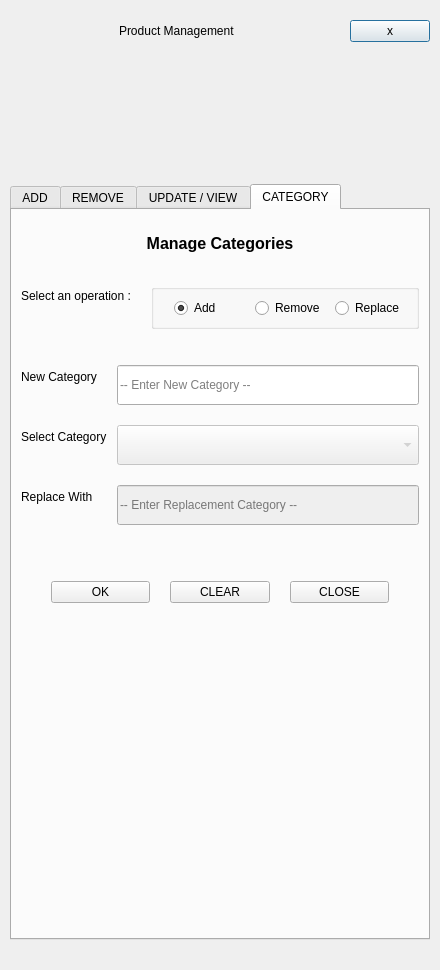
Qt form Project/ui/product_menu.ui (Selvam-T/POS) before a commit.
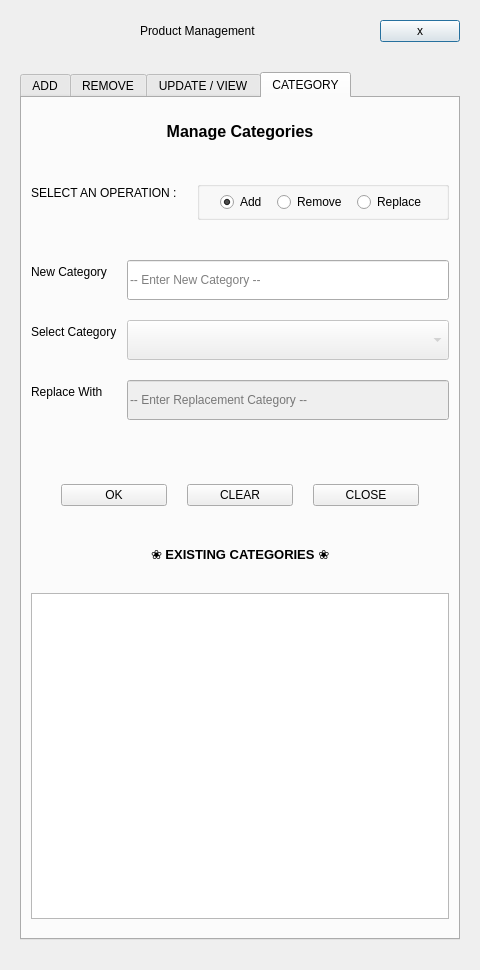
The same form after that commit. The open tabs and pages were chosen to show the change.

Commit message: feat(product-menu): use fixed sizing and add category overview grid

```diff
--- a/Project/ui/product_menu.ui
+++ b/Project/ui/product_menu.ui
@@ -21,13 +21,13 @@
     <number>10</number>
    </property>
    <property name="leftMargin">
-    <number>10</number>
+    <number>20</number>
    </property>
    <property name="topMargin">
     <number>20</number>
    </property>
    <property name="rightMargin">
-    <number>10</number>
+    <number>20</number>
    </property>
    <property name="bottomMargin">
     <number>30</number>
@@ -37,7 +37,10 @@
      <property name="frameShape">
       <enum>QFrame::NoFrame</enum>
      </property>
-     <layout class="QHBoxLayout" name="customTitleLayout">
+     <layout class="QHBoxLayout" name="customTitleLayout" stretch="0,0,0,0">
+      <property name="spacing">
+       <number>5</number>
+      </property>
       <property name="leftMargin">
        <number>0</number>
       </property>
@@ -102,12 +105,12 @@
       <enum>Qt::Vertical</enum>
      </property>
      <property name="sizeType">
-      <enum>QSizePolicy::Expanding</enum>
+      <enum>QSizePolicy::Fixed</enum>
      </property>
      <property name="sizeHint" stdset="0">
       <size>
        <width>20</width>
-       <height>0</height>
+       <height>10</height>
       </size>
      </property>
     </spacer>
@@ -1248,6 +1251,9 @@
        <string>CATEGORY</string>
       </attribute>
       <layout class="QVBoxLayout" name="categoryLayout">
+       <property name="spacing">
+        <number>10</number>
+       </property>
        <item>
         <spacer name="verticalSpacer_23">
          <property name="orientation">
@@ -1292,7 +1298,7 @@
          <property name="sizeHint" stdset="0">
           <size>
            <width>20</width>
-           <height>25</height>
+           <height>30</height>
           </size>
          </property>
         </spacer>
@@ -1308,7 +1314,7 @@
          <item row="0" column="0">
           <widget class="QLabel" name="categoryFieldLbl">
            <property name="text">
-            <string>Select an operation :</string>
+            <string>SELECT AN OPERATION :</string>
            </property>
            <property name="alignment">
             <set>Qt::AlignLeading|Qt::AlignLeft|Qt::AlignVCenter</set>
@@ -1331,13 +1337,13 @@
              <number>20</number>
             </property>
             <property name="topMargin">
-             <number>8</number>
+             <number>5</number>
             </property>
             <property name="rightMargin">
-             <number>10</number>
+             <number>20</number>
             </property>
             <property name="bottomMargin">
-             <number>8</number>
+             <number>5</number>
             </property>
             <item>
              <widget class="QRadioButton" name="categoryAddRadioBtn">
@@ -1461,7 +1467,7 @@
         </layout>
        </item>
        <item>
-        <spacer name="verticalSpacer_25">
+        <spacer name="verticalSpacer_30">
          <property name="orientation">
           <enum>Qt::Vertical</enum>
          </property>
@@ -1471,7 +1477,7 @@
          <property name="sizeHint" stdset="0">
           <size>
            <width>20</width>
-           <height>20</height>
+           <height>15</height>
           </size>
          </property>
         </spacer>
@@ -1500,7 +1506,7 @@
          <property name="sizeHint" stdset="0">
           <size>
            <width>20</width>
-           <height>10</height>
+           <height>15</height>
           </size>
          </property>
         </spacer>
@@ -1539,15 +1545,131 @@
          </item>
         </layout>
        </item>
+       <item>
+        <spacer name="verticalSpacer_25">
+         <property name="orientation">
+          <enum>Qt::Vertical</enum>
+         </property>
+         <property name="sizeType">
+          <enum>QSizePolicy::Fixed</enum>
+         </property>
+         <property name="sizeHint" stdset="0">
+          <size>
+           <width>20</width>
+           <height>30</height>
+          </size>
+         </property>
+        </spacer>
+       </item>
+       <item>
+        <widget class="QLabel" name="categoriesLabel">
+         <property name="font">
+          <font>
+           <pointsize>10</pointsize>
+           <weight>75</weight>
+           <bold>true</bold>
+          </font>
+         </property>
+         <property name="text">
+          <string>❀ EXISTING CATEGORIES ❀</string>
+         </property>
+         <property name="textFormat">
+          <enum>Qt::PlainText</enum>
+         </property>
+         <property name="alignment">
+          <set>Qt::AlignCenter</set>
+         </property>
+        </widget>
+       </item>
+       <item>
+        <spacer name="verticalSpacer_31">
+         <property name="orientation">
+          <enum>Qt::Vertical</enum>
+         </property>
+         <property name="sizeType">
+          <enum>QSizePolicy::Fixed</enum>
+         </property>
+         <property name="sizeHint" stdset="0">
+          <size>
+           <width>20</width>
+           <height>20</height>
+          </size>
+         </property>
+        </spacer>
+       </item>
+       <item>
+        <widget class="QListWidget" name="categoriesListWidget">
+         <property name="sizePolicy">
+          <sizepolicy hsizetype="Expanding" vsizetype="Expanding">
+           <horstretch>0</horstretch>
+           <verstretch>1</verstretch>
+          </sizepolicy>
+         </property>
+         <property name="maximumSize">
+          <size>
+           <width>16777215</width>
+           <height>16777215</height>
+          </size>
+         </property>
+         <property name="verticalScrollBarPolicy">
+          <enum>Qt::ScrollBarAsNeeded</enum>
+         </property>
+         <property name="horizontalScrollBarPolicy">
+          <enum>Qt::ScrollBarAlwaysOff</enum>
+         </property>
+         <property name="editTriggers">
+          <set>QAbstractItemView::NoEditTriggers</set>
+         </property>
+         <property name="dragEnabled">
+          <bool>false</bool>
+         </property>
+         <property name="dragDropMode">
+          <enum>QAbstractItemView::NoDragDrop</enum>
+         </property>
+         <property name="defaultDropAction">
+          <enum>Qt::IgnoreAction</enum>
+         </property>
+         <property name="selectionMode">
+          <enum>QAbstractItemView::NoSelection</enum>
+         </property>
+         <property name="movement">
+          <enum>QListView::Static</enum>
+         </property>
+         <property name="flow">
+          <enum>QListView::LeftToRight</enum>
+         </property>
+         <property name="isWrapping" stdset="0">
+          <bool>true</bool>
+         </property>
+         <property name="resizeMode">
+          <enum>QListView::Adjust</enum>
+         </property>
+         <property name="spacing">
+          <number>0</number>
+         </property>
+         <property name="viewMode">
+          <enum>QListView::IconMode</enum>
+         </property>
+         <property name="uniformItemSizes">
+          <bool>true</bool>
+         </property>
+         <property name="wordWrap">
+          <bool>false</bool>
+         </property>
+        </widget>
+       </item>
        <item>
         <spacer name="verticalSpacer_29">
          <property name="orientation">
           <enum>Qt::Vertical</enum>
          </property>
+         <property name="sizeType">
+          <enum>QSizePolicy::Fixed</enum>
+         </property>
          <property name="sizeHint" stdset="0">
           <size>
            <width>20</width>
-           <height>5</height>
+           <height>10</height>
           </size>
          </property>
         </spacer>
```
Left out of the diff: 25 changed lines with no effect on the pictures. The commit also changes 12 other files.
